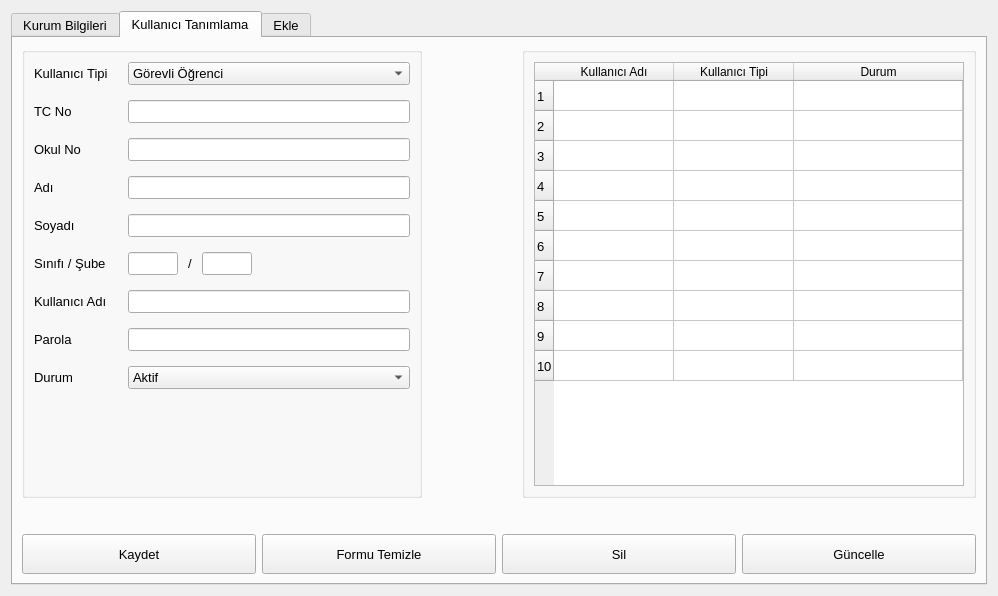
Qt form ui/ayarlar.ui (mseroglu/kutuphaneOtomasyon) before a commit.
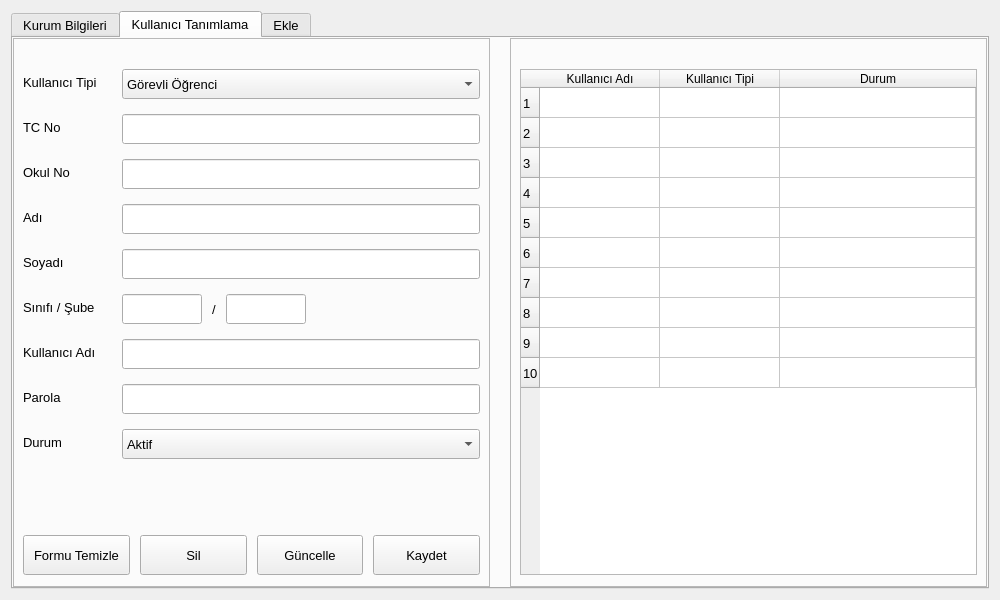
The same form after that commit. The open tabs and pages were chosen to show the change.

The edit to the form file:
```diff
--- a/ui/ayarlar.ui
+++ b/ui/ayarlar.ui
@@ -6,10 +6,16 @@
    <rect>
     <x>0</x>
     <y>0</y>
-    <width>998</width>
-    <height>596</height>
+    <width>1000</width>
+    <height>600</height>
    </rect>
   </property>
+  <property name="maximumSize">
+   <size>
+    <width>1200</width>
+    <height>800</height>
+   </size>
+  </property>
   <property name="font">
    <font>
     <pointsize>10</pointsize>
@@ -21,6 +27,12 @@
   <layout class="QVBoxLayout" name="verticalLayout">
    <item>
     <widget class="QTabWidget" name="tabWidget">
+     <property name="maximumSize">
+      <size>
+       <width>16777215</width>
+       <height>16777215</height>
+      </size>
+     </property>
      <property name="font">
       <font>
        <pointsize>10</pointsize>
@@ -437,26 +449,44 @@
       <attribute name="title">
        <string>Kullanıcı Tanımlama</string>
       </attribute>
-      <layout class="QVBoxLayout" name="verticalLayout_4">
-       <item>
         <layout class="QHBoxLayout" name="horizontalLayout_3">
          <property name="spacing">
-          <number>100</number>
-         </property>
+        <number>20</number>
+       </property>
+       <property name="leftMargin">
+        <number>0</number>
+       </property>
+       <property name="topMargin">
+        <number>0</number>
+       </property>
+       <property name="rightMargin">
+        <number>0</number>
+       </property>
+       <property name="bottomMargin">
+        <number>0</number>
+       </property>
          <item>
-          <widget class="QGroupBox" name="groupBox">
-           <property name="maximumSize">
-            <size>
-             <width>400</width>
-             <height>16777215</height>
-            </size>
-           </property>
-           <property name="title">
-            <string/>
-           </property>
+        <widget class="QFrame" name="frame_2">
+         <property name="frameShape">
+          <enum>QFrame::StyledPanel</enum>
+         </property>
+         <property name="frameShadow">
+          <enum>QFrame::Raised</enum>
+         </property>
+         <layout class="QVBoxLayout" name="verticalLayout_5">
+          <property name="spacing">
+           <number>10</number>
+          </property>
+          <property name="topMargin">
+           <number>30</number>
+          </property>
+          <property name="bottomMargin">
+           <number>11</number>
+          </property>
+          <item>
            <layout class="QFormLayout" name="formLayout">
             <property name="horizontalSpacing">
-             <number>20</number>
+             <number>25</number>
             </property>
             <property name="verticalSpacing">
              <number>15</number>
@@ -470,6 +500,12 @@
             </item>
             <item row="0" column="1">
              <widget class="QComboBox" name="combo_userType">
+              <property name="minimumSize">
+               <size>
+                <width>0</width>
+                <height>30</height>
+               </size>
+              </property>
               <item>
                <property name="text">
                 <string>Görevli Öğrenci</string>
@@ -491,6 +527,12 @@
             </item>
             <item row="1" column="1">
              <widget class="QLineEdit" name="le_tcno">
+              <property name="minimumSize">
+               <size>
+                <width>0</width>
+                <height>30</height>
+               </size>
+              </property>
               <property name="maxLength">
                <number>11</number>
               </property>
@@ -504,7 +546,14 @@
              </widget>
             </item>
             <item row="2" column="1">
-             <widget class="QLineEdit" name="le_studentNumber"/>
+             <widget class="QLineEdit" name="le_studentNumber">
+              <property name="minimumSize">
+               <size>
+                <width>0</width>
+                <height>30</height>
+               </size>
+              </property>
+             </widget>
             </item>
             <item row="3" column="0">
              <widget class="QLabel" name="label_10">
@@ -514,7 +563,14 @@
              </widget>
             </item>
             <item row="3" column="1">
-             <widget class="QLineEdit" name="le_name"/>
+             <widget class="QLineEdit" name="le_name">
+              <property name="minimumSize">
+               <size>
+                <width>0</width>
+                <height>30</height>
+               </size>
+              </property>
+             </widget>
             </item>
             <item row="4" column="0">
              <widget class="QLabel" name="label_9">
@@ -524,7 +580,14 @@
              </widget>
             </item>
             <item row="4" column="1">
-             <widget class="QLineEdit" name="le_lastname"/>
+             <widget class="QLineEdit" name="le_lastname">
+              <property name="minimumSize">
+               <size>
+                <width>0</width>
+                <height>30</height>
+               </size>
+              </property>
+             </widget>
             </item>
             <item row="5" column="0">
              <widget class="QLabel" name="label_13">
@@ -540,9 +603,15 @@
               </property>
               <item>
                <widget class="QLineEdit" name="le_sinif">
+                <property name="minimumSize">
+                 <size>
+                  <width>0</width>
+                  <height>30</height>
+                 </size>
+                </property>
                 <property name="maximumSize">
                  <size>
-                  <width>50</width>
+                  <width>80</width>
                   <height>16777215</height>
                  </size>
                 </property>
@@ -575,9 +644,15 @@
               </item>
               <item>
                <widget class="QLineEdit" name="le_sube">
+                <property name="minimumSize">
+                 <size>
+                  <width>0</width>
+                  <height>30</height>
+                 </size>
+                </property>
                 <property name="maximumSize">
                  <size>
-                  <width>50</width>
+                  <width>80</width>
                   <height>16777215</height>
                  </size>
                 </property>
@@ -615,7 +690,14 @@
              </widget>
             </item>
             <item row="6" column="1">
-             <widget class="QLineEdit" name="le_username"/>
+             <widget class="QLineEdit" name="le_username">
+              <property name="minimumSize">
+               <size>
+                <width>0</width>
+                <height>30</height>
+               </size>
+              </property>
+             </widget>
             </item>
             <item row="7" column="0">
              <widget class="QLabel" name="label_2">
@@ -626,6 +708,12 @@
             </item>
             <item row="7" column="1">
              <widget class="QLineEdit" name="le_password">
+              <property name="minimumSize">
+               <size>
+                <width>0</width>
+                <height>30</height>
+               </size>
+              </property>
               <property name="echoMode">
                <enum>QLineEdit::Password</enum>
               </property>
@@ -640,6 +728,12 @@
             </item>
             <item row="8" column="1">
              <widget class="QComboBox" name="combo_userState">
+              <property name="minimumSize">
+               <size>
+                <width>0</width>
+                <height>30</height>
+               </size>
+              </property>
               <property name="currentIndex">
                <number>1</number>
               </property>
@@ -656,14 +750,97 @@
              </widget>
             </item>
            </layout>
+          </item>
+          <item>
+           <spacer name="verticalSpacer">
+            <property name="orientation">
+             <enum>Qt::Vertical</enum>
+            </property>
+            <property name="sizeHint" stdset="0">
+             <size>
+              <width>20</width>
+              <height>40</height>
+             </size>
+            </property>
+           </spacer>
+          </item>
+          <item>
+           <layout class="QHBoxLayout" name="horizontalLayout_6">
+            <property name="topMargin">
+             <number>10</number>
+            </property>
+            <item>
+             <widget class="QPushButton" name="btn_clear">
+              <property name="minimumSize">
+               <size>
+                <width>0</width>
+                <height>40</height>
+               </size>
+              </property>
+              <property name="text">
+               <string>Formu Temizle</string>
+              </property>
           </widget>
          </item>
          <item>
-          <widget class="QGroupBox" name="groupBox_5">
-           <property name="title">
-            <string/>
-           </property>
-           <layout class="QVBoxLayout" name="verticalLayout_5">
+             <widget class="QPushButton" name="btn_delUser">
+              <property name="minimumSize">
+               <size>
+                <width>0</width>
+                <height>40</height>
+               </size>
+              </property>
+              <property name="text">
+               <string>Sil</string>
+              </property>
+             </widget>
+            </item>
+            <item>
+             <widget class="QPushButton" name="btn_updateUser">
+              <property name="minimumSize">
+               <size>
+                <width>0</width>
+                <height>40</height>
+               </size>
+              </property>
+              <property name="text">
+               <string>Güncelle</string>
+              </property>
+             </widget>
+            </item>
+            <item>
+             <widget class="QPushButton" name="btn_userSave">
+              <property name="minimumSize">
+               <size>
+                <width>0</width>
+                <height>40</height>
+               </size>
+              </property>
+              <property name="text">
+               <string>Kaydet</string>
+              </property>
+             </widget>
+            </item>
+           </layout>
+          </item>
+         </layout>
+        </widget>
+       </item>
+       <item>
+        <widget class="QFrame" name="frame">
+         <property name="frameShape">
+          <enum>QFrame::StyledPanel</enum>
+         </property>
+         <property name="frameShadow">
+          <enum>QFrame::Raised</enum>
+         </property>
+         <layout class="QVBoxLayout" name="verticalLayout_4">
+          <property name="topMargin">
+           <number>30</number>
+          </property>
+          <property name="bottomMargin">
+           <number>11</number>
+          </property>
             <item>
              <widget class="QTableWidget" name="tableWidget">
               <property name="editTriggers">
@@ -755,67 +932,6 @@
           </widget>
          </item>
         </layout>
-       </item>
-       <item>
-        <layout class="QHBoxLayout" name="horizontalLayout_6">
-         <property name="topMargin">
-          <number>30</number>
-         </property>
-         <item>
-          <widget class="QPushButton" name="btn_userSave">
-           <property name="minimumSize">
-            <size>
-             <width>0</width>
-             <height>40</height>
-            </size>
-           </property>
-           <property name="text">
-            <string>Kaydet</string>
-           </property>
-          </widget>
-         </item>
-         <item>
-          <widget class="QPushButton" name="btn_clear">
-           <property name="minimumSize">
-            <size>
-             <width>0</width>
-             <height>40</height>
-            </size>
-           </property>
-           <property name="text">
-            <string>Formu Temizle</string>
-           </property>
-          </widget>
-         </item>
-         <item>
-          <widget class="QPushButton" name="btn_delUser">
-           <property name="minimumSize">
-            <size>
-             <width>0</width>
-             <height>40</height>
-            </size>
-           </property>
-           <property name="text">
-            <string>Sil</string>
-           </property>
-          </widget>
-         </item>
-         <item>
-          <widget class="QPushButton" name="btn_updateUser">
-           <property name="minimumSize">
-            <size>
-             <width>0</width>
-             <height>40</height>
-            </size>
-           </property>
-           <property name="text">
-            <string>Güncelle</string>
-           </property>
-          </widget>
-         </item>
-        </layout>
-       </item>
-      </layout>
      </widget>
      <widget class="QWidget" name="tab_3">
       <attribute name="title">
```
Left out of the diff: 22 changed lines with no effect on the pictures. Lines whose indentation alone changed are shown as unchanged.
